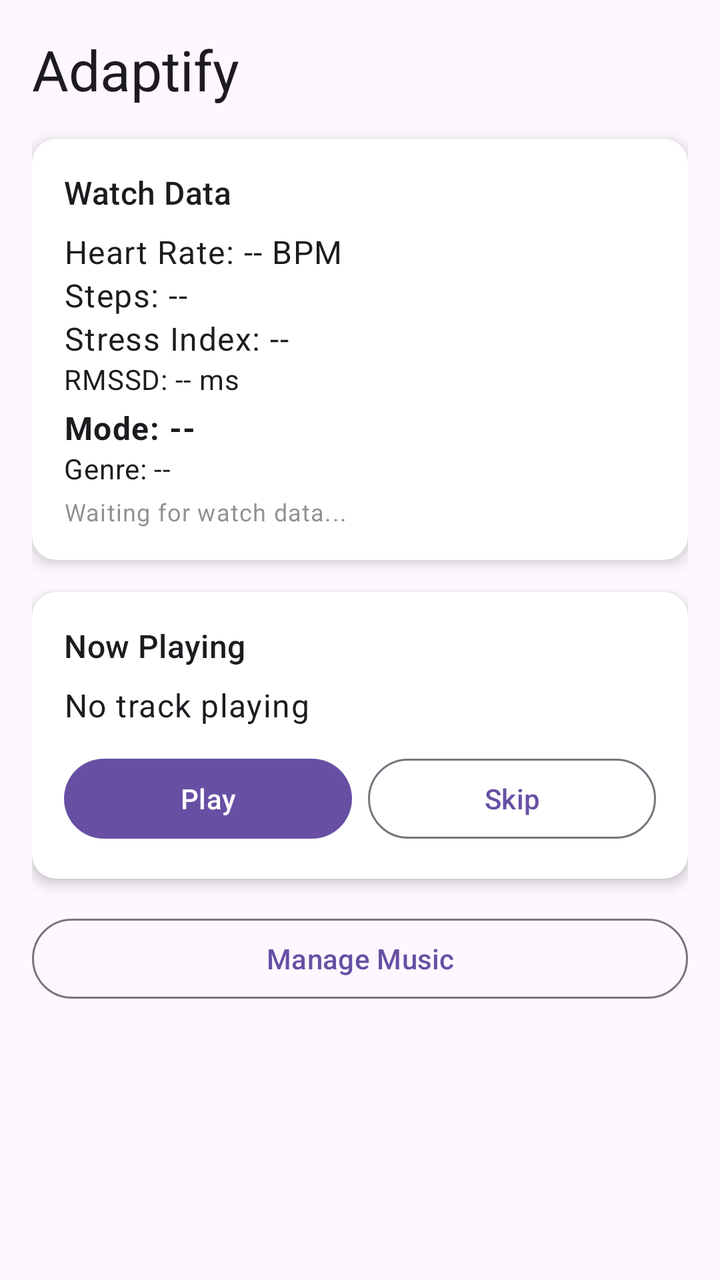
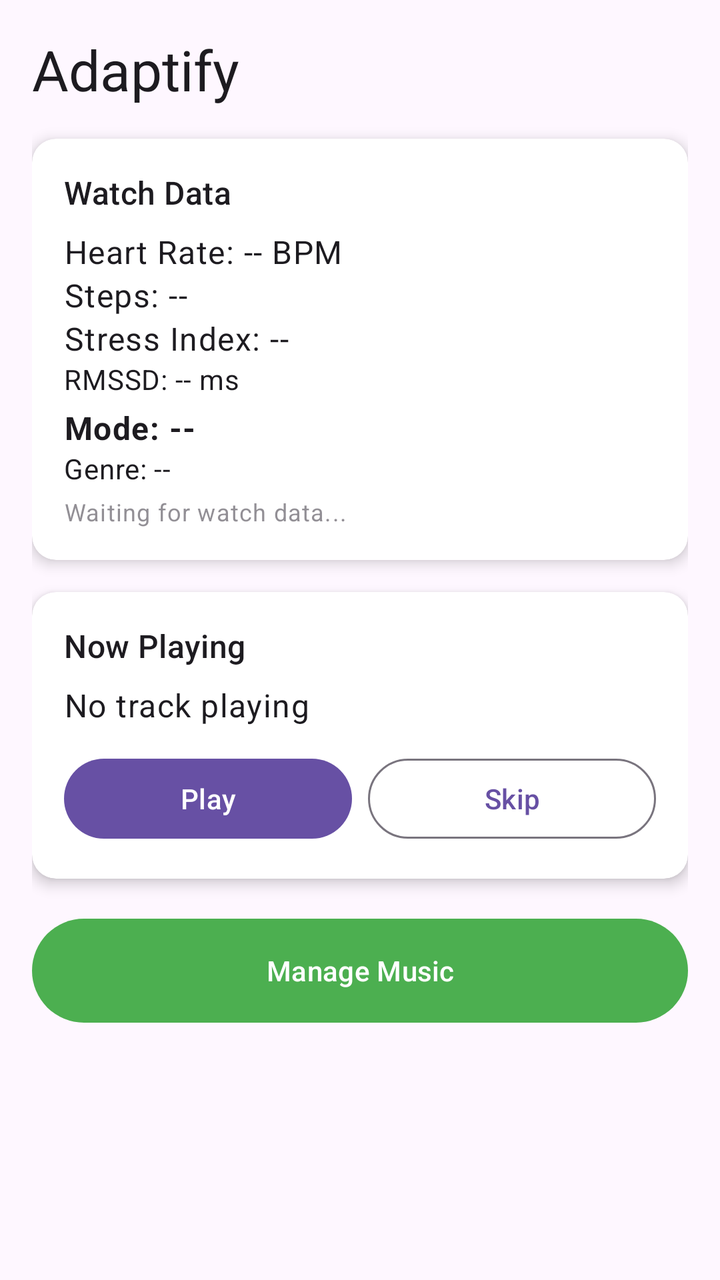

Screens rendered from an Android XML layout before and after an edit, with the pre-edit source and the edit as a unified diff.
<!-- AndroidManifest.xml: application theme Theme.AdaptifyWearOs -->
<!-- res/layout/activity_main.xml -->
<?xml version="1.0" encoding="utf-8"?>
<ScrollView xmlns:android="http://schemas.android.com/apk/res/android"
    xmlns:app="http://schemas.android.com/apk/res-auto"
    android:id="@+id/main"
    android:layout_width="match_parent"
    android:layout_height="match_parent"
    android:fillViewport="true">

    <LinearLayout
        android:layout_width="match_parent"
        android:layout_height="wrap_content"
        android:orientation="vertical"
        android:padding="16dp">

        <TextView
            android:layout_width="wrap_content"
            android:layout_height="wrap_content"
            android:text="Adaptify"
            android:textAppearance="?attr/textAppearanceHeadlineMedium"
            android:layout_marginBottom="16dp" />

        
        <androidx.cardview.widget.CardView
            android:layout_width="match_parent"
            android:layout_height="wrap_content"
            android:layout_marginBottom="16dp"
            app:cardCornerRadius="12dp"
            app:cardElevation="4dp">

            <LinearLayout
                android:layout_width="match_parent"
                android:layout_height="wrap_content"
                android:orientation="vertical"
                android:padding="16dp">

                <TextView
                    android:layout_width="wrap_content"
                    android:layout_height="wrap_content"
                    android:text="Watch Data"
                    android:textAppearance="?attr/textAppearanceTitleMedium"
                    android:layout_marginBottom="8dp" />

                <TextView
                    android:id="@+id/tvHeartRate"
                    android:layout_width="match_parent"
                    android:layout_height="wrap_content"
                    android:text="Heart Rate: -- BPM"
                    android:textAppearance="?attr/textAppearanceBodyLarge" />

                <TextView
                    android:id="@+id/tvSteps"
                    android:layout_width="match_parent"
                    android:layout_height="wrap_content"
                    android:text="Steps: --"
                    android:textAppearance="?attr/textAppearanceBodyLarge" />

                <TextView
                    android:id="@+id/tvStressIndex"
                    android:layout_width="match_parent"
                    android:layout_height="wrap_content"
                    android:text="Stress Index: --"
                    android:textAppearance="?attr/textAppearanceBodyLarge" />

                <TextView
                    android:id="@+id/tvRmssd"
                    android:layout_width="match_parent"
                    android:layout_height="wrap_content"
                    android:text="RMSSD: -- ms"
                    android:textAppearance="?attr/textAppearanceBodyMedium" />

                <TextView
                    android:id="@+id/tvActivityMode"
                    android:layout_width="match_parent"
                    android:layout_height="wrap_content"
                    android:text="Mode: --"
                    android:textAppearance="?attr/textAppearanceBodyLarge"
                    android:textStyle="bold"
                    android:layout_marginTop="4dp" />

                <TextView
                    android:id="@+id/tvGenre"
                    android:layout_width="match_parent"
                    android:layout_height="wrap_content"
                    android:text="Genre: --"
                    android:textAppearance="?attr/textAppearanceBodyMedium" />

                <TextView
                    android:id="@+id/tvLastUpdated"
                    android:layout_width="match_parent"
                    android:layout_height="wrap_content"
                    android:text="Waiting for watch data..."
                    android:textAppearance="?attr/textAppearanceBodySmall"
                    android:alpha="0.6"
                    android:layout_marginTop="4dp" />

            </LinearLayout>
        </androidx.cardview.widget.CardView>

        
        <androidx.cardview.widget.CardView
            android:layout_width="match_parent"
            android:layout_height="wrap_content"
            android:layout_marginBottom="16dp"
            app:cardCornerRadius="12dp"
            app:cardElevation="4dp">

            <LinearLayout
                android:layout_width="match_parent"
                android:layout_height="wrap_content"
                android:orientation="vertical"
                android:padding="16dp">

                <TextView
                    android:layout_width="wrap_content"
                    android:layout_height="wrap_content"
                    android:text="Now Playing"
                    android:textAppearance="?attr/textAppearanceTitleMedium"
                    android:layout_marginBottom="8dp" />

                <TextView
                    android:id="@+id/tvCurrentTrack"
                    android:layout_width="match_parent"
                    android:layout_height="wrap_content"
                    android:text="No track playing"
                    android:textAppearance="?attr/textAppearanceBodyLarge"
                    android:ellipsize="end"
                    android:maxLines="1"
                    android:layout_marginBottom="12dp" />

                <LinearLayout
                    android:layout_width="match_parent"
                    android:layout_height="wrap_content"
                    android:orientation="horizontal">

                    <com.google.android.material.button.MaterialButton
                        android:id="@+id/btnPlayPause"
                        android:layout_width="0dp"
                        android:layout_height="wrap_content"
                        android:layout_weight="1"
                        android:text="Play"
                        android:layout_marginEnd="8dp" />

                    <com.google.android.material.button.MaterialButton
                        android:id="@+id/btnSkip"
                        style="@style/Widget.Material3.Button.OutlinedButton"
                        android:layout_width="0dp"
                        android:layout_height="wrap_content"
                        android:layout_weight="1"
                        android:text="Skip" />

                </LinearLayout>
            </LinearLayout>
        </androidx.cardview.widget.CardView>

        
        <com.google.android.material.button.MaterialButton
            android:id="@+id/btnManageMusic"
            style="@style/Widget.Material3.Button.OutlinedButton"
            android:layout_width="match_parent"
            android:layout_height="wrap_content"
            android:text="Manage Music" />

    </LinearLayout>
</ScrollView>
<!-- resources referenced by this layout -->
<resources>
  <style name="Theme.AdaptifyWearOs" parent="Base.Theme.AdaptifyWearOs" />
  <style name="Base.Theme.AdaptifyWearOs" parent="Theme.Material3.DayNight.NoActionBar">
          
          
      </style>
</resources>

<!-- the commit's change to res/layout/activity_main.xml (unified diff, before → after) -->
@@ -155,10 +155,11 @@
         
         <com.google.android.material.button.MaterialButton
             android:id="@+id/btnManageMusic"
-            style="@style/Widget.Material3.Button.OutlinedButton"
             android:layout_width="match_parent"
-            android:layout_height="wrap_content"
-            android:text="Manage Music" />
+            android:layout_height="60dp"
+            android:text="Manage Music"
+            android:textColor="@android:color/white"
+            app:backgroundTint="#4CAF50" />
 
     </LinearLayout>
 </ScrollView>
